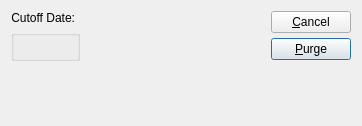
Before: the Qt Designer form guiclient/purgeClosedWorkOrders.ui in discountscott/qt-client, drawn with Qt 5.
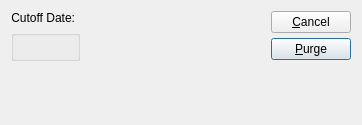
After: the same form once the commit is applied. Custom widgets are drawn as their Qt base class.

```diff
--- a/guiclient/purgeClosedWorkOrders.ui
+++ b/guiclient/purgeClosedWorkOrders.ui
@@ -14,7 +14,7 @@
     <x>0</x>
     <y>0</y>
     <width>362</width>
-    <height>126</height>
+    <height>125</height>
    </rect>
   </property>
   <property name="windowTitle">
```
Left out of the diff: 2 changed lines with no effect on the pictures.
